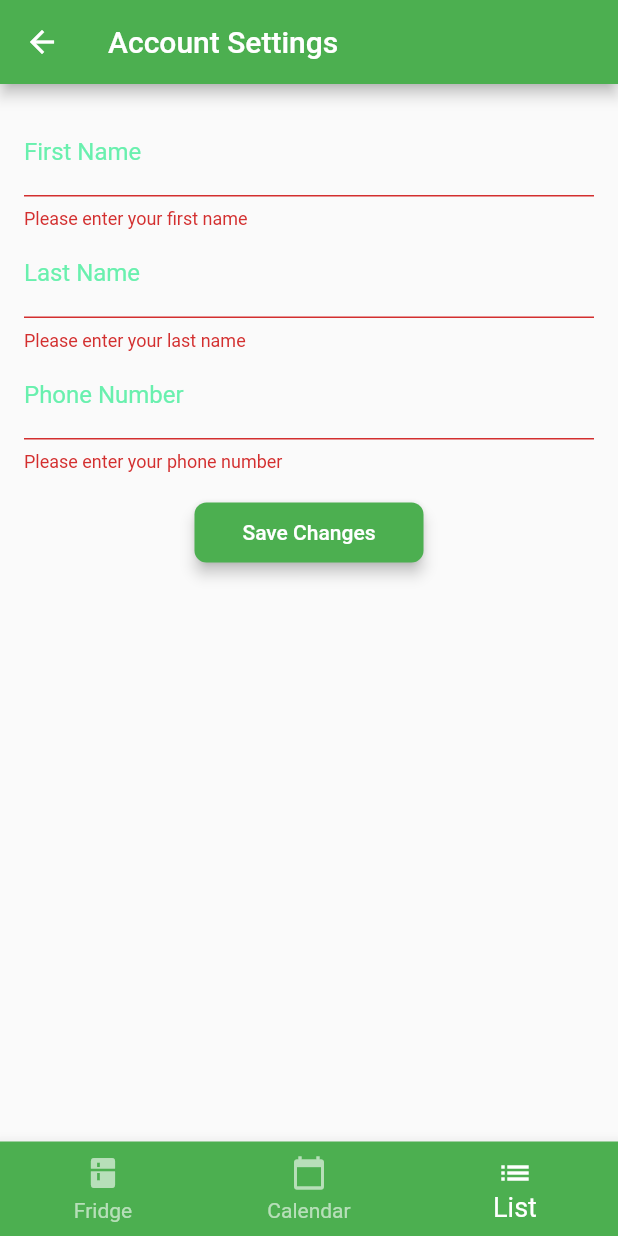
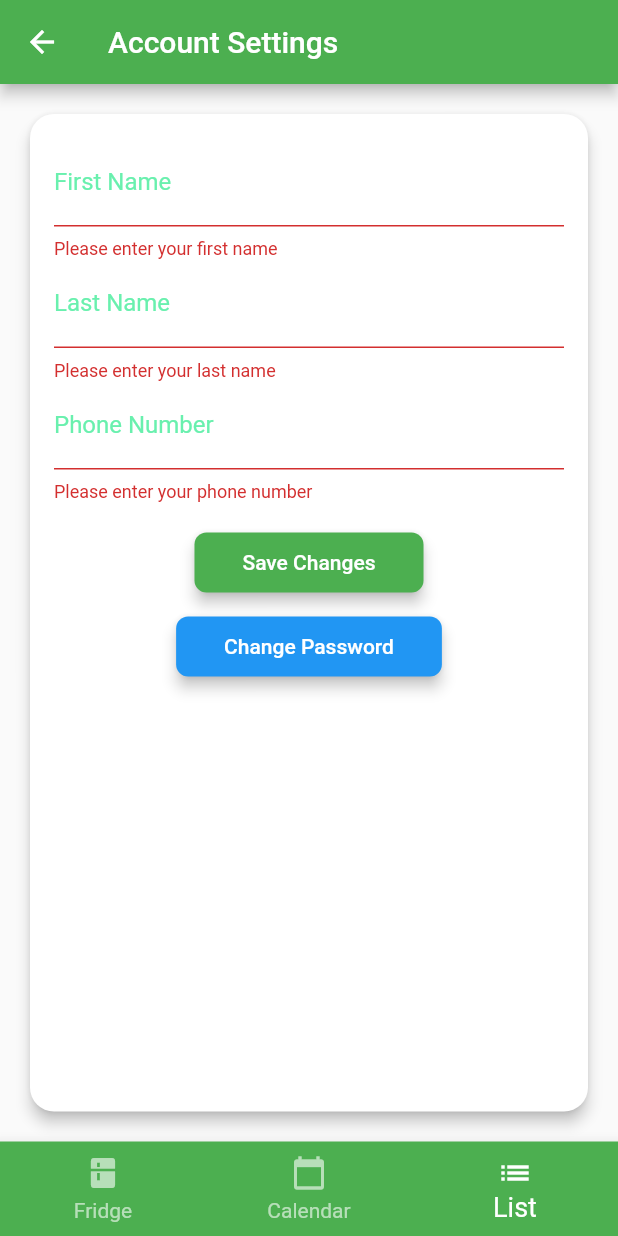
Before and after one commit to perezjovany/COP4331-Large-Project, a Flutter app: the AccountPage screen opened by its route, item 2 of the bottom bar chosen, after a tap on "Save Changes", on a phone screen of 412 x 824 dp. Run offline on Flutter 3.47's test engine with Material 2 defaults, Android fonts, the phone set to English and light mode, and no system bars; our stand-ins replace flutter_secure_storage, flutter_typeahead, shared_preferences, syncfusion_flutter_calendar; missing offline and left inert: scan; accounts and stored records are empty; network calls fail.

Commit message:
Very hacky password changing

```diff
--- a/lib/account.dart
+++ b/lib/account.dart
@@ -54,6 +54,9 @@ class State_Account extends State<AccountPage> {
   User? _user;
   final GlobalKey<FormState> _formKey = GlobalKey<FormState>();
 
+  TextEditingController newPasswordController = TextEditingController();
+  TextEditingController confirmPasswordController = TextEditingController();
+
   Future<String> getToken() async {
     const storage = FlutterSecureStorage();
     String? token = await storage.read(key: 'auth_token');
@@ -102,7 +105,8 @@ class State_Account extends State<AccountPage> {
               email: userRes['email'],
               phone: userRes['phone'],
               isVerified: userRes['isVerified'],
-              daysLeft: userRes['daysLeft'] ?? 0, // Use 0 if daysLeft is null
+              daysLeft: userRes['daysLeft'] ?? 0,
+              // Use 0 if daysLeft is null
               isLightMode: userRes['isLightMode'] ??
                   false); // Use false if isLightMode is null
         });
@@ -183,33 +187,137 @@ class State_Account extends State<AccountPage> {
     );
   }
 
-  Widget _buildUserForm(User user) {
-    return Form(
-      key: _formKey,
-      child: Padding(
-        padding: const EdgeInsets.all(16.0), // Adding padding around the form
-        child: Column(
-          children: <Widget>[
+  Future<void> _changePassword(String newPassword, String confirmPassword) async {
+    // Check if the new password and confirmation match
+    if (newPassword != confirmPassword) {
+      return;
+    }
+
+    var token = await getToken();
+
+    try {
+      var path = await buildPath('api/change_password');
+      var url = Uri.parse(path);
+      var headers = {
+        'Content-Type': 'application/json',
+        'Authorization': 'Bearer $token',
+      };
+
+      var body = jsonEncode({
+        'password': newPassword,
+      });
+
+      var response = await http.post(url, headers: headers, body: body);
+
+      print('Response status: ${response.statusCode}');
+      print('Response body: ${response.body}');
+
+    } catch (e) {
+
+    }
+  }
+
+  void _handleChangePasswordButtonPressed() {
+    // Show the password change dialog
+    showDialog<void>(
+      context: context,
+      builder: (BuildContext dialogContext) {
+        return AlertDialog(
+          title: Text('Change Password'),
+          content: Column(
+            mainAxisSize: MainAxisSize.min,
+            children: [
               TextFormField(
-              controller: user
-                  .firstNameController, // Updated to use firstNameController
-              decoration: const InputDecoration(
-                  labelText: 'First Name'), // Updated label
+                controller: newPasswordController,
+                decoration: InputDecoration(
+                  labelText: 'New Password',
+                  labelStyle: TextStyle(color: Colors.grey), // Grey text color for the label
+                  hintStyle: TextStyle(color: Colors.grey), // Grey hint text color
+                ),
+                obscureText: true,
                 validator: (value) {
                   if (value == null || value.isEmpty) {
-                  return 'Please enter your first name'; // Updated validation message
+                    return 'Please enter the new password';
                   }
                   return null;
                 },
               ),
               TextFormField(
-              controller:
-                  user.lastNameController, // Updated to use lastNameController
-              decoration: const InputDecoration(
-                  labelText: 'Last Name'), // Updated label
+                controller: confirmPasswordController,
+                decoration: InputDecoration(
+                  labelText: 'Confirm New Password',
+                  labelStyle: TextStyle(color: Colors.grey), // Grey text color for the label
+                  hintStyle: TextStyle(color: Colors.grey), // Grey hint text color
+                ),
+                obscureText: true,
                 validator: (value) {
                   if (value == null || value.isEmpty) {
-                  return 'Please enter your last name'; // Updated validation message
+                    return 'Please confirm the new password';
+                  }
+                  if (value != newPasswordController.text) {
+                    return 'Passwords do not match';
+                  }
+                  return null;
+                },
+              ),
+            ],
+          ),
+          actions: [
+            TextButton(
+              onPressed: () {
+                Navigator.of(dialogContext).pop();
+              },
+              child: Text('Cancel'),
+            ),
+            TextButton(
+              onPressed: () {
+                if (_formKey.currentState!.validate()) {
+                  _changePassword(newPasswordController.text, confirmPasswordController.text);
+                  Navigator.of(dialogContext).pop();
+                }
+              },
+              child: Text('Change Password'),
+            ),
+          ],
+        );
+      },
+    );
+  }
+
+  Widget _buildUserForm(User user) {
+    return Padding(
+      padding: const EdgeInsets.all(16.0),
+      child: Card(
+        elevation: 4,
+        shape: RoundedRectangleBorder(
+          borderRadius: BorderRadius.circular(16),
+        ),
+        child: Padding(
+          padding: const EdgeInsets.all(16.0),
+          child: Form(
+            key: _formKey,
+            child: Column(
+              children: <Widget>[
+                TextFormField(
+                  controller: user.firstNameController,
+                  decoration: const InputDecoration(
+                    labelText: 'First Name',
+                  ),
+                  validator: (value) {
+                    if (value == null || value.isEmpty) {
+                      return 'Please enter your first name';
+                    }
+                    return null;
+                  },
+                ),
+                TextFormField(
+                  controller: user.lastNameController,
+                  decoration: const InputDecoration(
+                    labelText: 'Last Name',
+                  ),
+                  validator: (value) {
+                    if (value == null || value.isEmpty) {
+                      return 'Please enter your last name';
                     }
                     return null;
                   },
@@ -217,7 +325,8 @@ class State_Account extends State<AccountPage> {
                 TextFormField(
                   controller: user.phoneController,
                   decoration: const InputDecoration(
-                  labelText: 'Phone Number'), // Updated label
+                    labelText: 'Phone Number',
+                  ),
                   validator: (value) {
                     if (value == null || value.isEmpty) {
                       return 'Please enter your phone number';
@@ -225,28 +334,22 @@ class State_Account extends State<AccountPage> {
                     return null;
                   },
                 ),
-            SizedBox(
-                height: 16), // Adding spacing between form fields and button
+                SizedBox(height: 16),
                 ElevatedButton(
                   onPressed: () {
                     if (_formKey.currentState!.validate()) {
                       setState(() {
-                    user.firstName = user.firstNameController
-                        .text; // Updated to use firstNameController text directly
-                    user.lastName = user.lastNameController
-                        .text; // Updated to use lastNameController text directly
+                        user.firstName = user.firstNameController.text;
+                        user.lastName = user.lastNameController.text;
                         user.phone = user.phoneController.text;
                       });
                       _updateUser(user);
                     }
                   },
                   style: ElevatedButton.styleFrom(
-                padding: EdgeInsets.symmetric(
-                    horizontal: 32,
-                    vertical: 12), // Adding padding to the button
+                    padding: EdgeInsets.symmetric(horizontal: 32, vertical: 12),
                     shape: RoundedRectangleBorder(
-                  borderRadius: BorderRadius.circular(
-                      8), // Adding rounded corners to the button
+                      borderRadius: BorderRadius.circular(8),
                     ),
                     primary: Colors.green,
                     onPrimary: Colors.white,
@@ -254,7 +357,23 @@ class State_Account extends State<AccountPage> {
                   ),
                   child: Text('Save Changes'),
                 ),
+                SizedBox(height: 8), // Add spacing between the buttons
+                ElevatedButton(
+                  onPressed: _handleChangePasswordButtonPressed,
+                  style: ElevatedButton.styleFrom(
+                    padding: EdgeInsets.symmetric(horizontal: 32, vertical: 12),
+                    shape: RoundedRectangleBorder(
+                      borderRadius: BorderRadius.circular(8),
+                    ),
+                    primary: Colors.blue,
+                    onPrimary: Colors.white,
+                    elevation: 4,
+                  ),
+                  child: Text('Change Password'),
+                ),
               ],
+            ),
+          ),
         ),
       ),
     );
```
Lines whose indentation alone changed are shown as unchanged.
